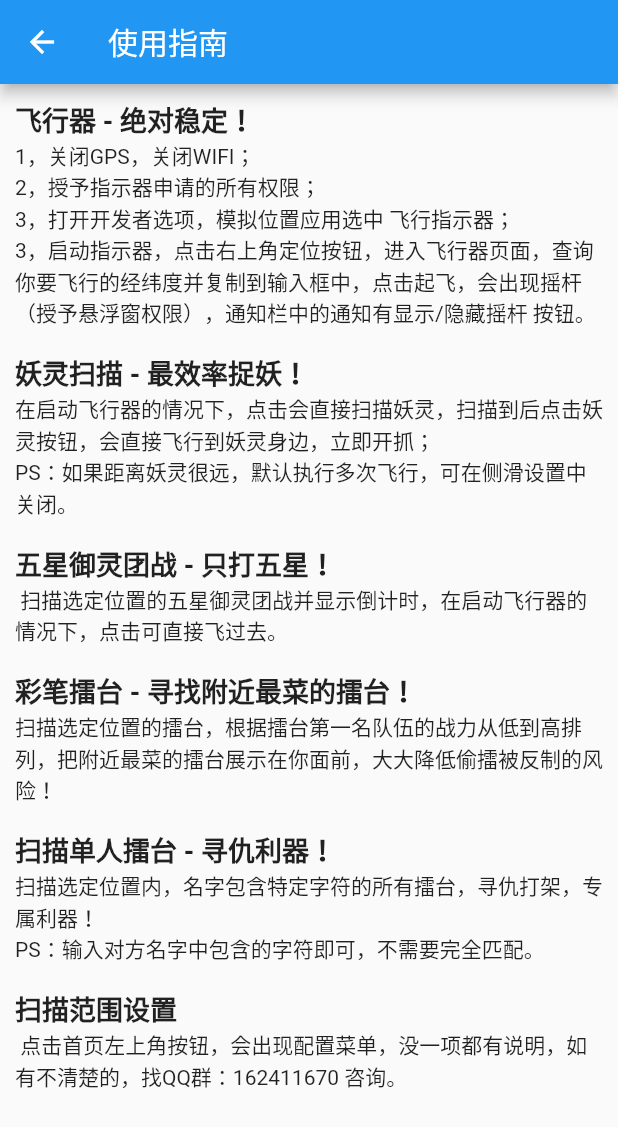
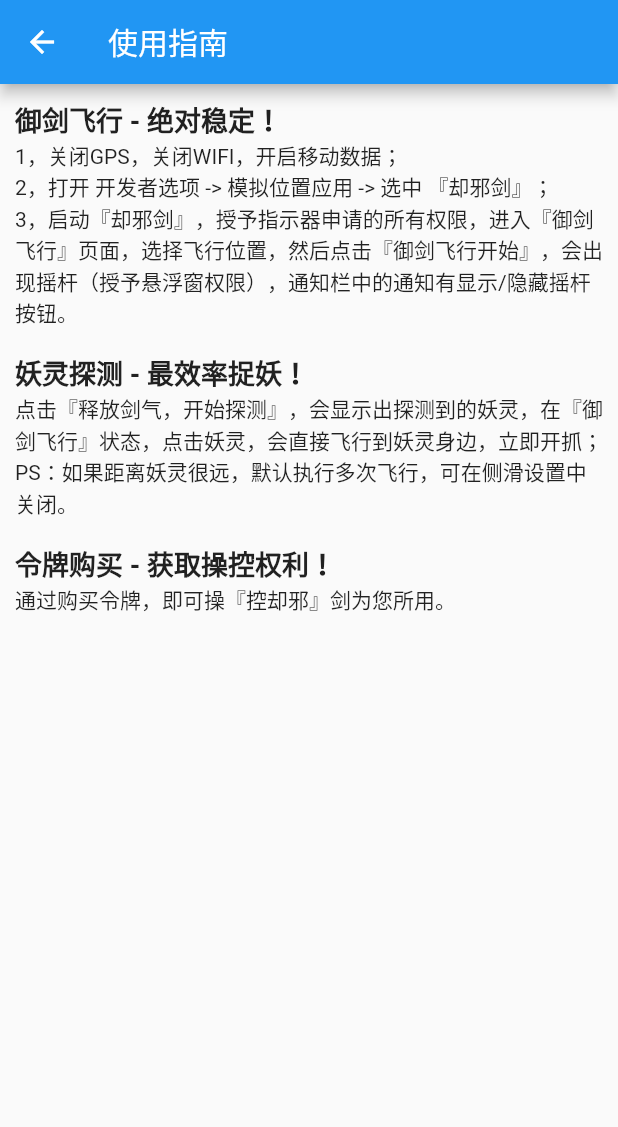
Before and after one commit to PollexLee/gwgo_helper, a Flutter app: the HelpPage screen opened by its route, on a phone screen of 412 x 824 dp. Shown: the top 1127 px of the screen. Run offline on Flutter 3.47's test engine with Material 2 defaults, Android fonts, the phone set to English and light mode, and no system bars; our stand-ins replace convert, dio, package_info, progress_dialog, shared_preferences and 1 more; missing offline and left inert: dart:ffi; accounts and stored records are empty; network calls fail.

Commit message:
* 优化

```diff
--- a/lib/config.dart
+++ b/lib/config.dart
@@ -141,7 +141,7 @@ setLocation(String locationStr) async {
 }
 
 // 选中的位置
-String selectedLocation = locationList[0];
+String selectedLocation = locationList[1];
 
 setStartAir(bool open) async {
   isStartAir = open;
@@ -212,7 +212,7 @@ class Config {
     // 初始化 已选择妖灵
     selectedLocation = pref.getString(locationKey);
     if (null == selectedLocation) {
-      selectedLocation = locationList[0];
+      selectedLocation = locationList[1];
     }
     // 初始化 自动启动游戏
     isStartAir = pref.getBool(startAirKey);
--- a/lib/main.dart
+++ b/lib/main.dart
@@ -7,8 +7,10 @@ import 'package:gwgo_helper/page/indicator.dart';
 import 'package:gwgo_helper/page/juanzhu.dart';
 import 'package:gwgo_helper/ui/fly/plain_setting_page.dart';
 import 'package:gwgo_helper/ui/home/new_home.dart';
+import 'package:gwgo_helper/ui/promise/promise.dart';
 import 'package:gwgo_helper/ui/scanning/scanning_yaoling/select_yaoling/select_yaoling_page.dart';
 import 'package:gwgo_helper/widget/yaoling_widget.dart';
+import 'package:provider/provider.dart';
 import 'manager/yaoling_info.dart';
 import 'yaoling.dart';
 import 'sprite_ids.dart';
@@ -30,9 +32,10 @@ class MyApp extends StatelessWidget {
     } catch (exception) {
       print(exception);
     }
-
-    return MaterialApp(
-      title: '飞行指示器',
+    return MultiProvider(
+      providers: [ChangeNotifierProvider.value(value: UserInfoProvider())],
+      child: MaterialApp(
+        title: '却邪剑',
         theme: ThemeData(
           primarySwatch: Colors.blue,
         ),
@@ -45,6 +48,7 @@ class MyApp extends StatelessWidget {
           '/indicator': (context) => IndicatorPage(),
           '/help': (context) => HelpPage(),
         },
+      ),
     );
   }
 }
--- a/lib/manager/yaoling_manager.dart
+++ b/lib/manager/yaoling_manager.dart
@@ -130,9 +130,9 @@ class YaolingManager implements Callback {
 
     if (null != callback) {
       if (requestCount == id) {
-        await callback(yaolingList, '扫描完成，共扫描$id块区域');
+        await callback(yaolingList, '探测完成，共探测$id块区域');
       } else {
-        await callback(yaolingList, '扫描了$requestCount块/共$id块区域');
+        await callback(yaolingList, '探测了$requestCount块/共$id块区域');
       }
     }
 
--- a/lib/page/help.dart
+++ b/lib/page/help.dart
@@ -16,45 +16,45 @@ class HelpPage extends StatelessWidget {
               children: <TextSpan>[
                 // TextSpan(text: '功能介绍:\n\n', style: TextStyle(fontSize: 18)),
                 TextSpan(
-                    text: '飞行器 - 绝对稳定！\n',
+                    text: '御剑飞行 - 绝对稳定！\n',
                     style:
                         TextStyle(fontSize: 18, fontWeight: FontWeight.bold)),
                 TextSpan(
                     text:
-                        '1，关闭GPS，关闭WIFI；\n2，授予指示器申请的所有权限；\n3，打开开发者选项，模拟位置应用选中 飞行指示器；\n3，启动指示器，点击右上角定位按钮，进入飞行器页面，查询你要飞行的经纬度并复制到输入框中，点击起飞，会出现摇杆（授予悬浮窗权限），通知栏中的通知有显示/隐藏摇杆 按钮。\n\n'),
+                        '1，关闭GPS，关闭WIFI，开启移动数据；\n2，打开 开发者选项 -> 模拟位置应用 -> 选中 『却邪剑』；\n3，启动『却邪剑』，授予指示器申请的所有权限，进入『御剑飞行』页面，选择飞行位置，然后点击『御剑飞行开始』，会出现摇杆（授予悬浮窗权限），通知栏中的通知有显示/隐藏摇杆 按钮。\n\n'),
                 TextSpan(
-                    text: '妖灵扫描 - 最效率捉妖！\n',
+                    text: '妖灵探测 - 最效率捉妖！\n',
                     style:
                         TextStyle(fontSize: 18, fontWeight: FontWeight.bold)),
                 TextSpan(
                     text:
-                        '在启动飞行器的情况下，点击会直接扫描妖灵，扫描到后点击妖灵按钮，会直接飞行到妖灵身边，立即开抓；\nPS：如果距离妖灵很远，默认执行多次飞行，可在侧滑设置中关闭。\n\n'),
+                        '点击『释放剑气，开始探测』，会显示出探测到的妖灵，在『御剑飞行』状态，点击妖灵，会直接飞行到妖灵身边，立即开抓；\nPS：如果距离妖灵很远，默认执行多次飞行，可在侧滑设置中关闭。\n\n'),
                 TextSpan(
-                    text: '五星御灵团战 - 只打五星！\n',
+                    text: '令牌购买 - 获取操控权利！\n',
                     style:
                         TextStyle(fontSize: 18, fontWeight: FontWeight.bold)),
-                TextSpan(text: ' 扫描选定位置的五星御灵团战并显示倒计时，在启动飞行器的情况下，点击可直接飞过去。\n\n'),
-                TextSpan(
-                    text: '彩笔擂台 - 寻找附近最菜的擂台！\n',
-                    style:
-                        TextStyle(fontSize: 18, fontWeight: FontWeight.bold)),
-                TextSpan(
-                    text:
-                        '扫描选定位置的擂台，根据擂台第一名队伍的战力从低到高排列，把附近最菜的擂台展示在你面前，大大降低偷擂被反制的风险！\n\n'),
-                TextSpan(
-                    text: '扫描单人擂台 - 寻仇利器！\n',
-                    style:
-                        TextStyle(fontSize: 18, fontWeight: FontWeight.bold)),
-                TextSpan(
-                    text:
-                        '扫描选定位置内，名字包含特定字符的所有擂台，寻仇打架，专属利器！\nPS：输入对方名字中包含的字符即可，不需要完全匹配。\n\n'),
-                TextSpan(
-                    text: '扫描范围设置\n',
-                    style:
-                        TextStyle(fontSize: 18, fontWeight: FontWeight.bold)),
-                TextSpan(
-                    text:
-                        ' 点击首页左上角按钮，会出现配置菜单，没一项都有说明，如有不清楚的，找QQ群：162411670 咨询。\n\n'),
+                TextSpan(text: '通过购买令牌，即可操『控却邪』剑为您所用。'),
+                // TextSpan(
+                //     text: '彩笔擂台 - 寻找附近最菜的擂台！\n',
+                //     style:
+                //         TextStyle(fontSize: 18, fontWeight: FontWeight.bold)),
+                // TextSpan(
+                //     text:
+                //         '扫描选定位置的擂台，根据擂台第一名队伍的战力从低到高排列，把附近最菜的擂台展示在你面前，大大降低偷擂被反制的风险！\n\n'),
+                // TextSpan(
+                //     text: '扫描单人擂台 - 寻仇利器！\n',
+                //     style:
+                //         TextStyle(fontSize: 18, fontWeight: FontWeight.bold)),
+                // TextSpan(
+                //     text:
+                //         '扫描选定位置内，名字包含特定字符的所有擂台，寻仇打架，专属利器！\nPS：输入对方名字中包含的字符即可，不需要完全匹配。\n\n'),
+                // TextSpan(
+                //     text: '扫描范围设置\n',
+                //     style:
+                //         TextStyle(fontSize: 18, fontWeight: FontWeight.bold)),
+                // TextSpan(
+                //     text:
+                //         ' 点击首页左上角按钮，会出现配置菜单，没一项都有说明，如有不清楚的，找QQ群：162411670 咨询。\n\n'),
               ],
             ),
           ),
--- a/lib/page/juanzhu.dart
+++ b/lib/page/juanzhu.dart
@@ -6,7 +6,6 @@ import 'package:gwgo_helper/utils/common_utils.dart';
 import 'package:url_launcher/url_launcher.dart';
 
 class JuanzhuPage extends StatefulWidget {
-
   @override
   State<StatefulWidget> createState() {
     return JuanzhuState();
@@ -14,17 +13,16 @@ class JuanzhuPage extends StatefulWidget {
 }
 
 class JuanzhuState extends State<JuanzhuPage> {
-
   @override
   Widget build(BuildContext context) {
     return Scaffold(
-      appBar: AppBar(title: Text('关于飞行指示器')),
+      appBar: AppBar(title: Text('关于『却邪剑』')),
       body: Container(
         padding: EdgeInsets.symmetric(vertical: 20, horizontal: 20),
         child: Column(
           children: <Widget>[
             Text(
-                '版本号 ${PackageInfoManager.packageVersion} \n\n价格：15元30天。\n\n付费流程：\n 1.复制设备ID；\n2.点击二维码下载，用支付宝或微信付款，将设备ID粘贴到付款备注中，付款三分钟后，重启指示器即可。\n\n 有问题请咨询开发QQ群：162411670'),
+                '版本号 ${PackageInfoManager.packageVersion} \n\n令牌价格：20元30天。\n\n付费流程：\n 1.点击复制设备ID；\n2.点击支付宝二维码下载，用支付宝扫码付款，将设备ID粘贴到付款备注中，付款三分钟后，重启指示器即可。\n\n 有问题请联系炼器师QQ或加群。'),
             Padding(
               padding: EdgeInsets.only(top: 10),
               child: RaisedButton(
@@ -60,9 +58,23 @@ class JuanzhuState extends State<JuanzhuPage> {
                   borderRadius: BorderRadius.all(Radius.circular(10))),
             ),
             RaisedButton(
-              onPressed: openWeChatQR,
+              onPressed: () {
+                openQQ('3234991420');
+              },
               child: Text(
-                '微信二维码下载',
+                '联系炼器师QQ',
+                style: TextStyle(fontSize: 14, color: Colors.white),
+              ),
+              color: Colors.blue,
+              shape: RoundedRectangleBorder(
+                  borderRadius: BorderRadius.all(Radius.circular(10))),
+            ),
+            RaisedButton(
+              onPressed: () {
+                openQQGroup();
+              },
+              child: Text(
+                '加入令牌售后群',
                 style: TextStyle(fontSize: 14, color: Colors.white),
               ),
               color: Colors.blue,
@@ -80,6 +92,6 @@ class JuanzhuState extends State<JuanzhuPage> {
   }
 
   void openAliPayQR() {
-    launch('https://i.loli.net/2019/08/19/YZWCtfVeDz7qsad.jpg');
+    launch('https://i.loli.net/2020/01/09/GW7zLd5N6MQkyqB.png');
   }
 }
--- a/lib/ui/home/home.dart
+++ b/lib/ui/home/home.dart
@@ -50,7 +50,7 @@ class HomePageState extends State<HomePage> {
     return Scaffold(
       drawer: DrawerLayout(),
       appBar: AppBar(
-        title: Text('飞行指示器'),
+        title: Text('却邪剑'),
         actions: <Widget>[
           Container(
             height: 50,
--- a/lib/ui/promise/promise_page.dart
+++ b/lib/ui/promise/promise_page.dart
@@ -1,6 +1,5 @@
 import 'package:flutter/material.dart';
 import 'package:gwgo_helper/provider/provider_widget.dart';
-import 'package:gwgo_helper/ui/promise/promise.dart';
 import 'package:gwgo_helper/ui/promise/promise_view_model.dart';
 
 class PromisePage extends StatefulWidget {
--- a/lib/ui/scanning/scanning_yaoling/scanning_yaoling/scanning_yaoling_page.dart
+++ b/lib/ui/scanning/scanning_yaoling/scanning_yaoling/scanning_yaoling_page.dart
@@ -52,7 +52,10 @@ class ScanningYaolingState extends State<ScanningYaolingPage> {
                   tooltip: '选择妖灵',
                 ),
                 IconButton(
-                  icon: Icon(Icons.map),
+                  icon: Icon(Icons.map,
+                      color: startList[1].latitude == -1
+                          ? Colors.red
+                          : Colors.white),
                   onPressed: () {
                     model.openSelectPosition();
                   },
@@ -74,10 +77,12 @@ class ScanningYaolingState extends State<ScanningYaolingPage> {
             body: !model.scanning
                 ? Center(
                     child: RaisedButton(
-                      onPressed: () {
-                        model.scanningYaoling();
-                      },
-                      child: Text('释放剑气，开始扫描'),
+                      onPressed: model.delayTime == 10
+                          ? () {
+                              model.scanningYaoling();
+                            }
+                          : null,
+                      child: Text('释放剑气，开始探测 ${model.getDelayTime()}'),
                     ),
                   )
                 : SingleChildScrollView(
@@ -92,7 +97,7 @@ class ScanningYaolingState extends State<ScanningYaolingPage> {
                         ),
                         RaisedButton(
                           child: Text('重新扫描'),
-                          onPressed: (){
+                          onPressed: () {
                             model.scanningYaoling();
                           },
                         ),
--- a/lib/utils/dialog_utils.dart
+++ b/lib/utils/dialog_utils.dart
@@ -56,7 +56,7 @@ class DialogUtils {
         builder: (context) {
           return AlertDialog(
             title: Text('提示'),
-            content: Text('网络异常，请联网后再启动飞行指示器'),
+            content: Text('网络异常，请联网后再启动却邪剑'),
             actions: <Widget>[
               RaisedButton(
                 child: Text(
```
Also changed, not shown: lib/core/socket_core.dart (+13 -0 lines), lib/ui/home/home_view_model.dart (+18 -4 lines), lib/ui/home/new_home.dart (+30 -6 lines), lib/ui/promise/promise.dart (+39 -6 lines), lib/ui/scanning/scanning_yaoling/scanning_yaoling/scanning_yaoling_view_model.dart (+31 -3 lines), lib/utils/common_utils.dart (+6 -2 lines), 3 other files. Lines whose indentation alone changed are shown as unchanged.
